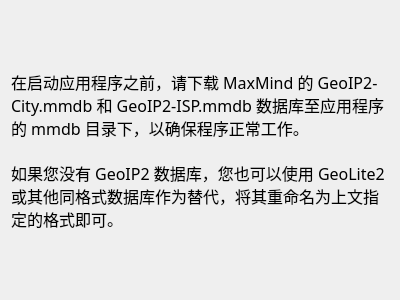
Candinya/NyaTrace, file installer/packages/net.candymade.nyatrace/meta/ipdb.ui: the form before one commit.
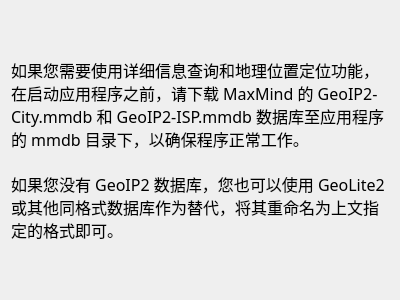
The form after the commit.

Commit message:
chore: update readme
ipdb is now optional

```diff
--- a/installer/packages/net.candymade.nyatrace/meta/ipdb.ui
+++ b/installer/packages/net.candymade.nyatrace/meta/ipdb.ui
@@ -29,7 +29,7 @@
      </property>
      <property name="text">
       <string>
-在启动应用程序之前，请下载 MaxMind 的 GeoIP2-City.mmdb 和 GeoIP2-ISP.mmdb 数据库至应用程序的 mmdb 目录下，以确保程序正常工作。
+如果您需要使用详细信息查询和地理位置定位功能，在启动应用程序之前，请下载 MaxMind 的 GeoIP2-City.mmdb 和 GeoIP2-ISP.mmdb 数据库至应用程序的 mmdb 目录下，以确保程序正常工作。
 
 如果您没有 GeoIP2 数据库，您也可以使用 GeoLite2 或其他同格式数据库作为替代，将其重命名为上文指定的格式即可。
       </string>
```
The commit also changes 1 other file.
